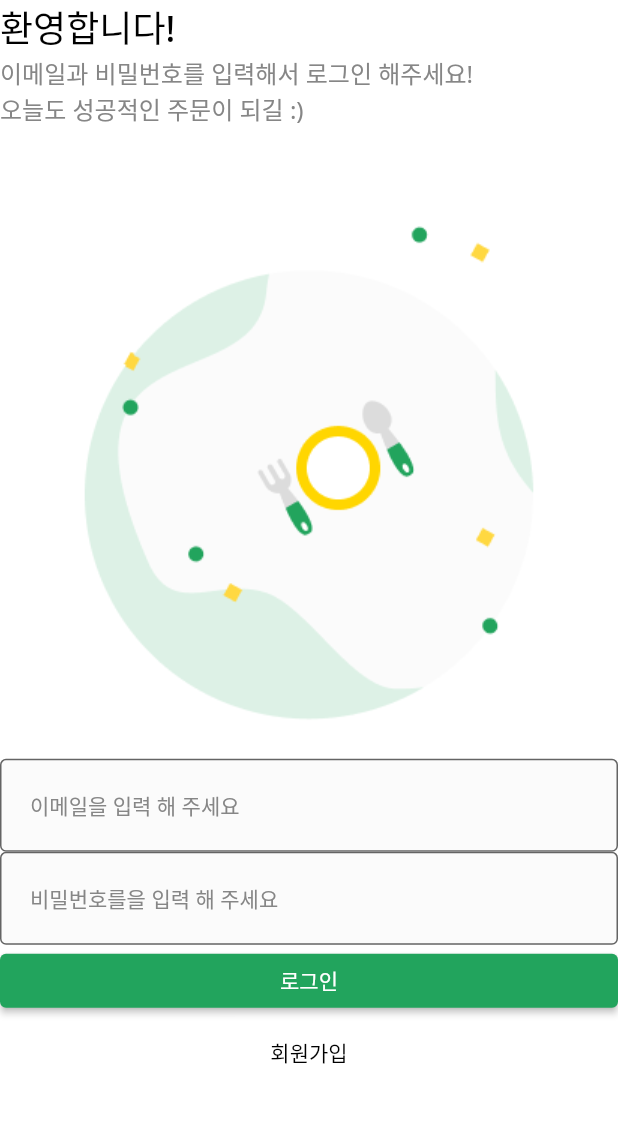
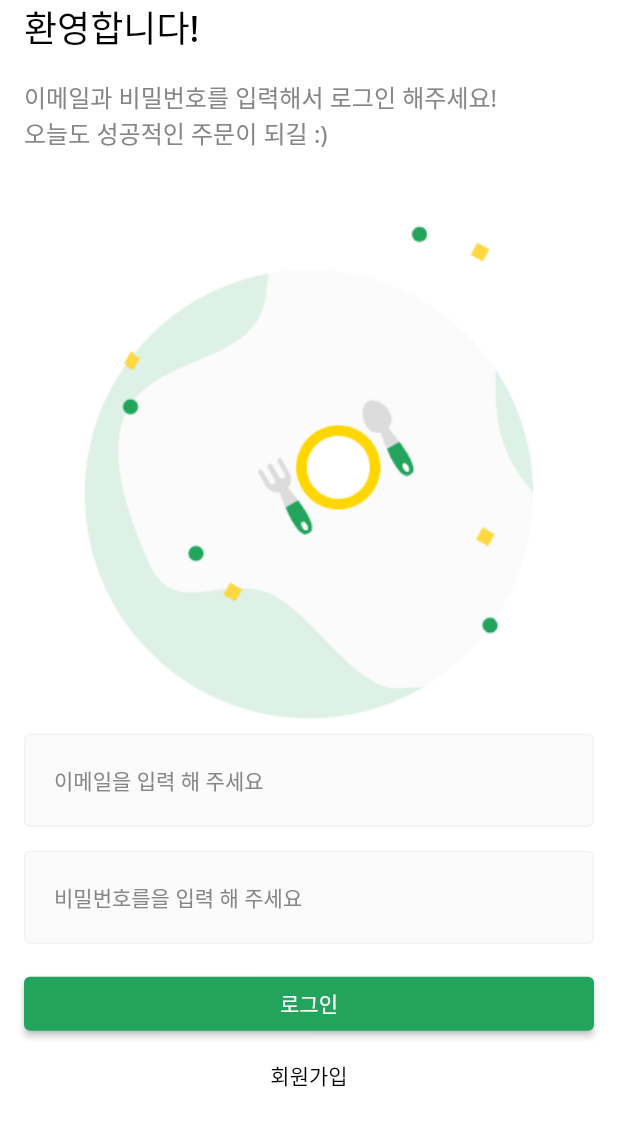
Before and after one commit to g9191hc/actual, a Flutter app: the screen it shows after launch, on a phone screen of 412 x 824 dp. Shown: the top 1126 px of the screen. Run offline on Flutter 3.47's test engine with Material 2 defaults, Android fonts, the phone set to English and light mode, and no system bars.

Commit message:
UI마무리하기

```diff
--- a/lib/common/component/custom_text_form_field.dart
+++ b/lib/common/component/custom_text_form_field.dart
@@ -43,6 +43,7 @@ class CustomTextFormField extends StatelessWidget {
         filled: true,
         fillColor: INPUT_BG_COLOR,
         border: baseBorder,
+        enabledBorder: baseBorder,
         focusedBorder: baseBorder.copyWith(
           borderSide: baseBorder.borderSide.copyWith(
             color: PRIMARY_COLOR,
--- a/lib/user/view/login_screen.dart
+++ b/lib/user/view/login_screen.dart
@@ -10,25 +10,35 @@ class LoginScreen extends StatelessWidget {
   @override
   Widget build(BuildContext context) {
     return DefaultLayout(
+      child: SingleChildScrollView(
+          keyboardDismissBehavior: ScrollViewKeyboardDismissBehavior.onDrag,
           child: SafeArea(
+      child: Padding(
+      padding: const EdgeInsets.symmetric(horizontal: 16.0),
       child: Column(
         crossAxisAlignment: CrossAxisAlignment.stretch,
         children: [
           _Title(),
+          const SizedBox(height: 16.0),
           _SubTitle(),
           Image.asset(
             'asset/img/misc/logo.png',
-              width: MediaQuery.of(context).size.width / 3 * 2,
+            width: MediaQuery
+                .of(context)
+                .size
+                .width / 3 * 2,
           ),
           CustomTextFormField(
             hintText: '이메일을 입력 해 주세요',
             onChanged: (value) {},
           ),
+          const SizedBox(height: 16.0),
           CustomTextFormField(
             hintText: '비밀번호를을 입력 해 주세요',
             onChanged: (value) {},
             obscureText: true,
           ),
+          const SizedBox(height: 16.0),
           ElevatedButton(
             onPressed: () {},
             child: Text('로그인'),
@@ -40,12 +50,15 @@ class LoginScreen extends StatelessWidget {
             onPressed: () {},
             child: Text('회원가입'),
             style: TextButton.styleFrom(
-                foregroundColor : Colors.black,
+              foregroundColor: Colors.black,
             ),
           ),
         ],
       ),
-      ),
+    ),)
+    ,
+    )
+    ,
     );
   }
 }
```
Lines whose indentation alone changed are shown as unchanged.
